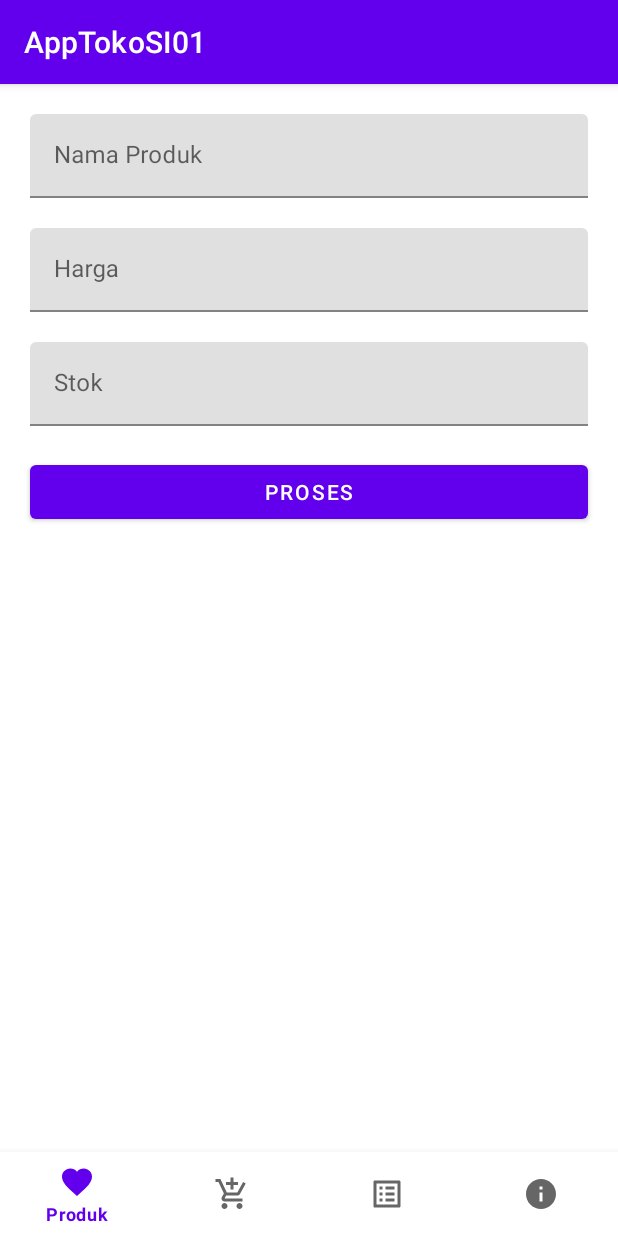
After one commit to NaufalAns/pcs-pos-app, an Android app: the ProdukFormFragment screen opened through its navigation route, on a phone screen of 412 x 824 dp. The commit adds this screen. Run offline under Robolectric (Android 15) with nearby library versions, the phone set to English and light mode, and no system bars; our stand-ins replace navigation-ui.

Commit message:
coded in product activity

```diff
--- a/app/build.gradle
+++ b/app/build.gradle
@@ -1,6 +1,7 @@
 plugins {
     id 'com.android.application'
     id 'org.jetbrains.kotlin.android'
+    id 'kotlin-parcelize'
 }
 
 android {
--- /dev/null
+++ b/app/src/main/java/com/aplikasi/apptokosi01/ProdukFormFragment.kt
@@ -0,0 +1,104 @@
+package com.aplikasi.apptokosi01
+
+import android.content.Intent
+import android.os.Bundle
+import android.util.Log
+import androidx.fragment.app.Fragment
+import android.view.LayoutInflater
+import android.view.View
+import android.view.ViewGroup
+import android.widget.Button
+import android.widget.EditText
+import android.widget.TextView
+import android.widget.Toast
+import androidx.navigation.fragment.findNavController
+import com.aplikasi.apptokosi01.api.BaseRetrofit
+import com.aplikasi.apptokosi01.response.login.LoginResponse
+import com.aplikasi.apptokosi01.response.produk.Produk
+import com.aplikasi.apptokosi01.response.produk.ProdukResponsePost
+import com.aplikasi.apptokosi01.utils.SessionManager
+import com.google.android.material.textfield.TextInputEditText
+import retrofit2.Call
+import retrofit2.Callback
+import retrofit2.Response
+import kotlin.math.log
+
+class ProdukFormFragment : Fragment() {
+    private val api by lazy { BaseRetrofit().endpoint}
+
+    override fun onCreateView(
+        inflater: LayoutInflater, container: ViewGroup?,
+        savedInstanceState: Bundle?
+    ): View? {
+        val view = inflater.inflate(R.layout.fragment_produk_form, container, false)
+
+        val btnProses = view.findViewById<Button>(R.id.btnProses)
+
+        val txtFormNama = view.findViewById<TextView>(R.id.txtFormNama)
+        val txtFormHarga = view.findViewById<TextView>(R.id.txtFormHarga)
+        val txtFormStok = view.findViewById<TextView>(R.id.txtFormStok)
+
+        val status = arguments?.getString("status")
+        val produk = arguments?.getParcelable<Produk>("produk")
+
+        if (status=="edit") {
+            txtFormNama.setText(produk?.nama.toString())
+            txtFormHarga.setText(produk?.harga.toString())
+            txtFormStok.setText(produk?.stok.toString())
+        }
+
+
+        btnProses.setOnClickListener {
+            val txtNama = view.findViewById<TextInputEditText>(R.id.txtFormNama)
+            val txtHarga = view.findViewById<TextInputEditText>(R.id.txtFormHarga)
+            val txtStok = view.findViewById<TextInputEditText>(R.id.txtFormStok)
+
+            if (txtNama.text.isNullOrEmpty() && txtHarga.text.isNullOrEmpty() && txtStok.text.isNullOrEmpty()) {
+                Toast.makeText(activity?.applicationContext,"Harap isi semua data!",Toast.LENGTH_LONG).show()
+                return@setOnClickListener
+            }
+
+            val token = LoginActivity.sessionManager.getString("TOKEN")
+            val adminId = LoginActivity.sessionManager.getString("ADMIN_ID")
+
+            if (status=="edit") {
+                api.putProduk(token.toString(), produk?.id.toString().toInt(), adminId.toString().toInt(), txtNama.text.toString(), txtHarga.text.toString().toInt(), txtStok.text.toString().toInt()).enqueue(object :
+                    Callback<ProdukResponsePost> {
+                    override fun onResponse(
+                        call: Call<ProdukResponsePost>,
+                        response: Response<ProdukResponsePost>
+                    ) {
+                        Log.d("ProdukPost",response.toString())
+                        Toast.makeText(activity?.applicationContext,"Data ${response.body()!!.data.produk.nama} berhasil diubah!",Toast.LENGTH_LONG).show()
+
+                        findNavController().navigate(R.id.produkFragment)
+                    }
+
+                    override fun onFailure(call: Call<ProdukResponsePost>, t: Throwable) {
+                        Log.e("ProdukPostError",t.toString())
+                    }
+                })
+            } else {
+                api.postProduk(token.toString(), adminId.toString().toInt(), txtNama.text.toString(), txtHarga.text.toString().toInt(), txtStok.text.toString().toInt()).enqueue(object :
+                    Callback<ProdukResponsePost> {
+                    override fun onResponse(
+                        call: Call<ProdukResponsePost>,
+                        response: Response<ProdukResponsePost>
+                    ) {
+                        Log.d("ProdukPost",response.toString())
+                        Toast.makeText(activity?.applicationContext,"Data berhasil ditambah!",Toast.LENGTH_LONG).show()
+
+                        findNavController().navigate(R.id.produkFragment)
+                    }
+
+                    override fun onFailure(call: Call<ProdukResponsePost>, t: Throwable) {
+                        Log.e("ProdukPostError",t.toString())
+                    }
+                })
+            }
+        }
+
+        return view
+    }
+
+}
--- a/app/src/main/java/com/aplikasi/apptokosi01/ProdukFragment.kt
+++ b/app/src/main/java/com/aplikasi/apptokosi01/ProdukFragment.kt
@@ -5,7 +5,9 @@ import androidx.fragment.app.Fragment
 import android.view.LayoutInflater
 import android.view.View
 import android.view.ViewGroup
+import android.widget.Button
 import android.widget.TextView
+import androidx.navigation.fragment.findNavController
 import androidx.recyclerview.widget.LinearLayoutManager
 import androidx.recyclerview.widget.RecyclerView
 import com.aplikasi.apptokosi01.adapter.ProdukAdapter
@@ -25,6 +27,14 @@ class ProdukFragment : Fragment() {
         val view = inflater.inflate(R.layout.fragment_produk, container, false)
 
         getProduk(view)
+
+        val btnTambah = view.findViewById<Button>(R.id.btnTambah)
+        btnTambah.setOnClickListener {
+            val bundle = Bundle()
+            bundle.putString("status", "add")
+
+            findNavController().navigate(R.id.produkFormFragment, bundle)
+        }
 
         return view
     }
--- a/app/src/main/java/com/aplikasi/apptokosi01/api/ApiEndPoint.kt
+++ b/app/src/main/java/com/aplikasi/apptokosi01/api/ApiEndPoint.kt
@@ -2,6 +2,7 @@ package com.aplikasi.apptokosi01.api
 
 import com.aplikasi.apptokosi01.response.login.LoginResponse
 import com.aplikasi.apptokosi01.response.produk.ProdukResponse
+import com.aplikasi.apptokosi01.response.produk.ProdukResponsePost
 import retrofit2.Call
 import retrofit2.http.*
 
@@ -17,4 +18,32 @@ interface ApiEndPoint {
     fun getProduk(
         @Header("Authorization") token: String
     ): Call<ProdukResponse>
+
+    @FormUrlEncoded
+    @POST("produk")
+    fun postProduk(
+        @Header("Authorization") token : String,
+        @Field("admin_id") admin_id : Int,
+        @Field("nama") nama : String,
+        @Field("harga") harga : Int,
+        @Field("stok") stok : Int,
+    ):Call<ProdukResponsePost>
+
+    @FormUrlEncoded
+    @HTTP(method = "DELETE", path = "produk", hasBody = true)
+    fun deleteProduk(
+        @Header("Authorization") token : String,
+        @Field("id") id : Int,
+    ):Call<ProdukResponsePost>
+
+    @FormUrlEncoded
+    @HTTP(method = "PUT", path = "produk", hasBody = true)
+    fun putProduk(
+        @Header("Authorization") token : String,
+        @Field("id") id : Int,
+        @Field("admin_id") admin_id : Int,
+        @Field("nama") nama : String,
+        @Field("harga") harga : Int,
+        @Field("stok") stok : Int,
+    ):Call<ProdukResponsePost>
 }
--- a/app/src/main/java/com/aplikasi/apptokosi01/response/produk/Produk.kt
+++ b/app/src/main/java/com/aplikasi/apptokosi01/response/produk/Produk.kt
@@ -1,5 +1,9 @@
 package com.aplikasi.apptokosi01.response.produk
 
+import android.os.Parcelable
+import kotlinx.parcelize.Parcelize
+
+@Parcelize
 data class Produk(
     val admin_id: String,
     val harga: String,
@@ -7,4 +11,4 @@ data class Produk(
     val nama: String,
     val nama_admin: String,
     val stok: String
-)
+): Parcelable
--- a/app/src/main/java/com/aplikasi/apptokosi01/response/produk/ProdukResponse.kt
+++ b/app/src/main/java/com/aplikasi/apptokosi01/response/produk/ProdukResponse.kt
@@ -4,5 +4,4 @@ data class ProdukResponse(
     val data: Data,
     val message: String,
     val success: Boolean
-
 )
--- a/app/src/main/res/layout/activity_login.xml
+++ b/app/src/main/res/layout/activity_login.xml
@@ -19,7 +19,7 @@
         app:layout_constraintTop_toTopOf="parent">
 
         <com.google.android.material.textfield.TextInputEditText
-            android:id="@+id/txtEmail"
+            android:id="@+id/txtFormNama"
             android:layout_width="match_parent"
             android:layout_height="wrap_content"
             android:hint="Email" />
--- a/app/src/main/res/layout/fragment_about.xml
+++ b/app/src/main/res/layout/fragment_about.xml
@@ -10,5 +10,5 @@
         android:id="@+id/btnLogout"
         android:layout_width="match_parent"
         android:layout_height="54dp"
-        android:text="Rasah Logout" />
+        android:text="Logout" />
 </FrameLayout>
--- /dev/null
+++ b/app/src/main/res/layout/fragment_produk_form.xml
@@ -0,0 +1,84 @@
+<?xml version="1.0" encoding="utf-8"?>
+<FrameLayout xmlns:android="http://schemas.android.com/apk/res/android"
+    xmlns:tools="http://schemas.android.com/tools"
+    xmlns:app="http://schemas.android.com/apk/res-auto"
+    android:layout_width="match_parent"
+    android:layout_height="match_parent"
+    tools:context=".ProdukFormFragment">
+
+    <!-- TODO: Update blank fragment layout -->
+    <androidx.constraintlayout.widget.ConstraintLayout
+        android:layout_width="match_parent"
+        android:layout_height="match_parent">
+
+        <com.google.android.material.textfield.TextInputLayout
+            android:id="@+id/textInputLayout"
+            android:layout_width="match_parent"
+            android:layout_height="wrap_content"
+            android:layout_marginStart="20dp"
+            android:layout_marginTop="20dp"
+            android:layout_marginEnd="20dp"
+            app:layout_constraintEnd_toEndOf="parent"
+            app:layout_constraintStart_toStartOf="parent"
+            app:layout_constraintTop_toTopOf="parent">
+
+            <com.google.android.material.textfield.TextInputEditText
+                android:id="@+id/txtFormNama"
+                android:layout_width="match_parent"
+                android:layout_height="wrap_content"
+                android:hint="Nama Produk" />
+        </com.google.android.material.textfield.TextInputLayout>
+
+        <com.google.android.material.textfield.TextInputLayout
+            android:id="@+id/textInputLayout2"
+            android:layout_width="match_parent"
+            android:layout_height="wrap_content"
+            android:layout_marginStart="20dp"
+            android:layout_marginTop="20dp"
+            android:layout_marginEnd="20dp"
+            app:layout_constraintEnd_toEndOf="parent"
+            app:layout_constraintStart_toStartOf="parent"
+            app:layout_constraintTop_toBottomOf="@+id/textInputLayout">
+
+            <com.google.android.material.textfield.TextInputEditText
+                android:id="@+id/txtFormHarga"
+                android:layout_width="match_parent"
+                android:layout_height="wrap_content"
+                android:inputType="number"
+                android:hint="Harga" />
+        </com.google.android.material.textfield.TextInputLayout>
+
+        <com.google.android.material.textfield.TextInputLayout
+            android:id="@+id/textInputLayout3"
+            android:layout_width="match_parent"
+            android:layout_height="wrap_content"
+            android:layout_marginStart="20dp"
+            android:layout_marginTop="20dp"
+            android:layout_marginEnd="20dp"
+            app:layout_constraintEnd_toEndOf="parent"
+            app:layout_constraintStart_toStartOf="parent"
+            app:layout_constraintTop_toBottomOf="@+id/textInputLayout2">
+
+            <com.google.android.material.textfield.TextInputEditText
+                android:id="@+id/txtFormStok"
+                android:layout_width="match_parent"
+                android:layout_height="wrap_content"
+                android:inputType="number"
+                android:hint="Stok" />
+        </com.google.android.material.textfield.TextInputLayout>
+
+        <Button
+            android:id="@+id/btnProses"
+            android:layout_width="0dp"
+            android:layout_height="wrap_content"
+            android:layout_marginStart="20dp"
+            android:layout_marginTop="20dp"
+            android:layout_marginEnd="20dp"
+            android:text="Proses"
+            app:layout_constraintEnd_toEndOf="parent"
+            app:layout_constraintStart_toStartOf="parent"
+            app:layout_constraintTop_toBottomOf="@+id/textInputLayout3" />
+
+    </androidx.constraintlayout.widget.ConstraintLayout>
+
+</FrameLayout>
--- a/app/src/main/res/navigation/bottom_nav.xml
+++ b/app/src/main/res/navigation/bottom_nav.xml
@@ -25,4 +25,18 @@
         android:name="com.aplikasi.apptokosi01.AboutFragment"
         android:label="fragment_about"
         tools:layout="@layout/fragment_about" />
+    <fragment
+        android:id="@+id/produkFormFragment"
+        android:name="com.aplikasi.apptokosi01.ProdukFormFragment"
+        android:label="fragment_produk_form"
+        tools:layout="@layout/fragment_produk_form" >
+        <argument
+            android:name="argsProduk"
+            app:argType="com.aplikasi.apptokosi01.response.produk.Produk"
+            app:nullable="true" />
+        <argument
+            android:name="argsTambah"
+            app:argType="string"
+            app:nullable="true" />
+    </fragment>
 </navigation>
```
Also changed, not shown: app/src/main/java/com/aplikasi/apptokosi01/LoginActivity.kt (+6 -5 lines), app/src/main/java/com/aplikasi/apptokosi01/adapter/ProdukAdapter.kt (+36 -2 lines), app/src/main/java/com/aplikasi/apptokosi01/response/produk/ProdukResponsePost.kt (added, +11 -0 lines), build.gradle (+10 -0 lines).
